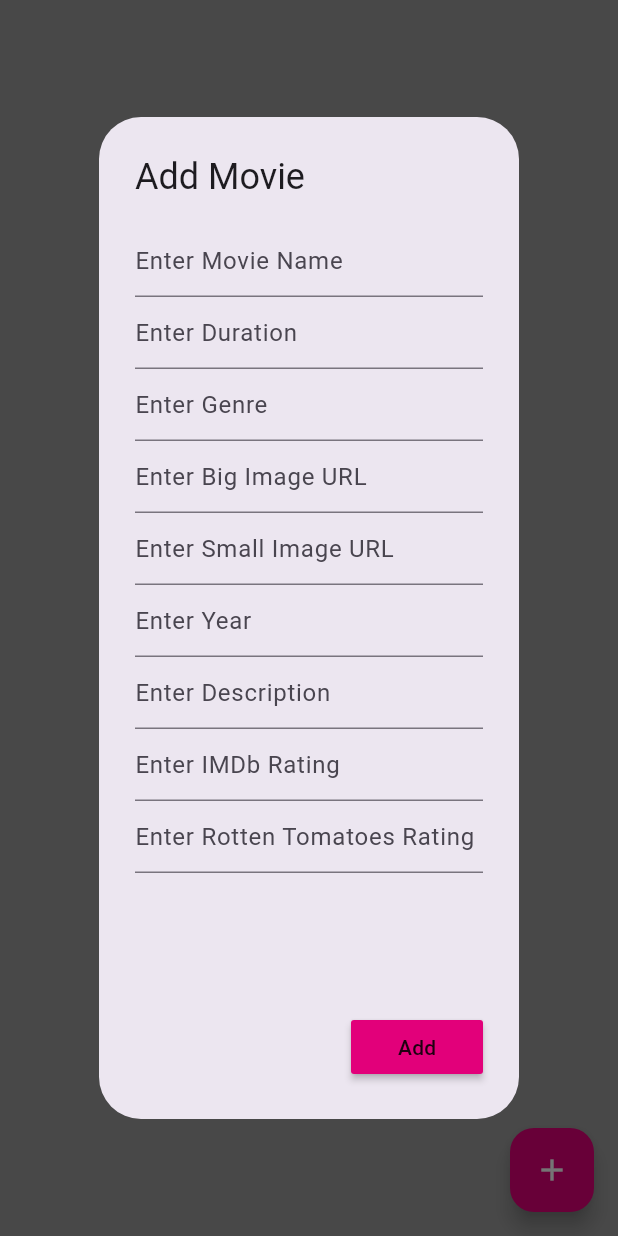
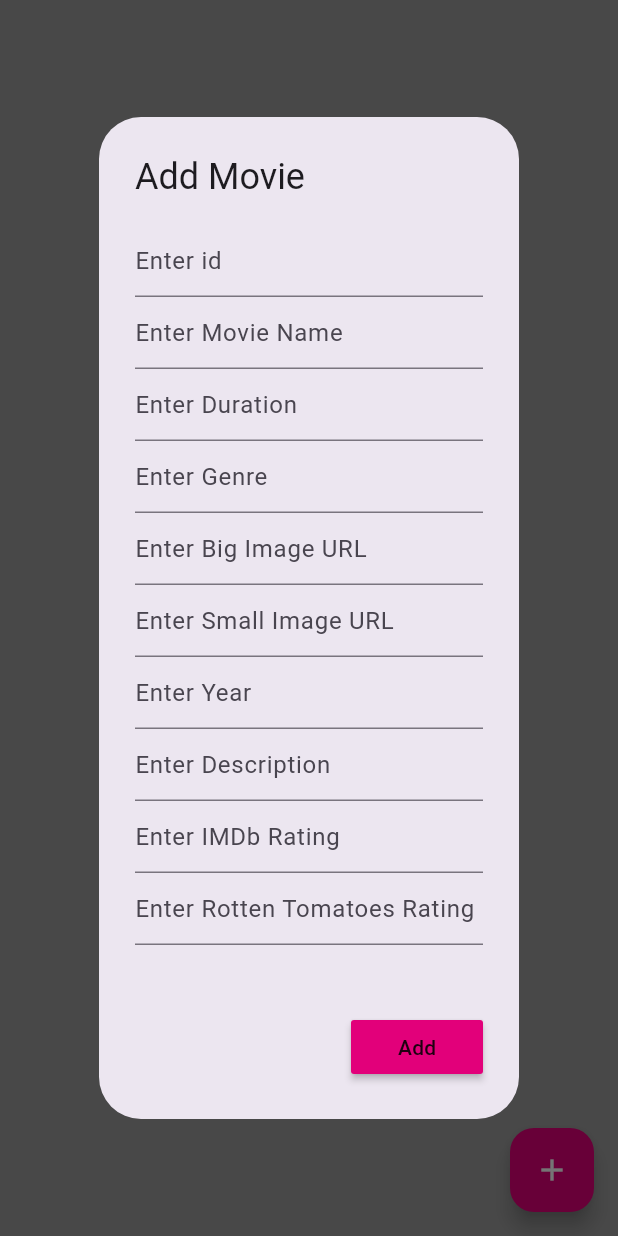
Before and after one commit to Abd-Elhakim-Arabet/Prog-Cine, a Flutter app: the screen it shows after launch, after a tap on the "add" icon, on a phone screen of 412 x 824 dp. Run offline on Flutter 3.47's test engine with Material 3 defaults, Android fonts, the phone set to English and light mode, and no system bars; our stand-ins replace carousel_slider, cloud_firestore, easy_date_timeline, firebase_auth, firebase_core, google_nav_bar and 2 more; accounts and stored records are empty; project files that could hold a hidden picture were left out.

Commit message:
Add files via upload

```diff
--- a/lib/pages/test_pages/test_db.dart
+++ b/lib/pages/test_pages/test_db.dart
@@ -21,9 +21,10 @@ class _TestScheduleState extends State<TestDb> {
   final TextEditingController imdbRatingController = TextEditingController();
   final TextEditingController rottenTomatoesRatingController =
       TextEditingController();
-
+  final TextEditingController idConntroller = TextEditingController();
   final DatabaseService databaseService = DatabaseService();
-  final ScrollController _scrollController = ScrollController(); // Added ScrollController
+  final ScrollController _scrollController =
+      ScrollController(); // Added ScrollController
 
   @override
   Widget build(BuildContext context) {
@@ -86,6 +87,12 @@ class _TestScheduleState extends State<TestDb> {
               child: Column(
                 children: [
                   TextField(
+                    controller: idConntroller,
+                    decoration: InputDecoration(
+                        hintText: 'Enter id'),
+                    keyboardType: TextInputType.number,
+                  ),
+                  TextField(
                     controller: movieNameController,
                     decoration: InputDecoration(hintText: 'Enter Movie Name'),
                   ),
@@ -99,11 +106,13 @@ class _TestScheduleState extends State<TestDb> {
                   ),
                   TextField(
                     controller: bigImageController,
-                    decoration: InputDecoration(hintText: 'Enter Big Image URL'),
+                    decoration:
+                        InputDecoration(hintText: 'Enter Big Image URL'),
                   ),
                   TextField(
                     controller: smallImageController,
-                    decoration: InputDecoration(hintText: 'Enter Small Image URL'),
+                    decoration:
+                        InputDecoration(hintText: 'Enter Small Image URL'),
                   ),
                   TextField(
                     controller: yearController,
@@ -121,8 +130,8 @@ class _TestScheduleState extends State<TestDb> {
                   ),
                   TextField(
                     controller: rottenTomatoesRatingController,
-                    decoration:
-                        InputDecoration(hintText: 'Enter Rotten Tomatoes Rating'),
+                    decoration: InputDecoration(
+                        hintText: 'Enter Rotten Tomatoes Rating'),
                     keyboardType: TextInputType.number,
                   ),
                 ],
@@ -136,7 +145,7 @@ class _TestScheduleState extends State<TestDb> {
               onPressed: () {
                 Movie movie = Movie(
                   name: movieNameController.text,
-                  id: 0,
+                  id: int.tryParse(idConntroller.text) ?? 0,
                   duration: durationController.text,
                   genre: genreController.text,
                   bigImage: bigImageController.text,
@@ -158,6 +167,7 @@ class _TestScheduleState extends State<TestDb> {
                 descriptionController.clear();
                 imdbRatingController.clear();
                 rottenTomatoesRatingController.clear();
+                idConntroller.clear();
               },
             ),
           ],
```
